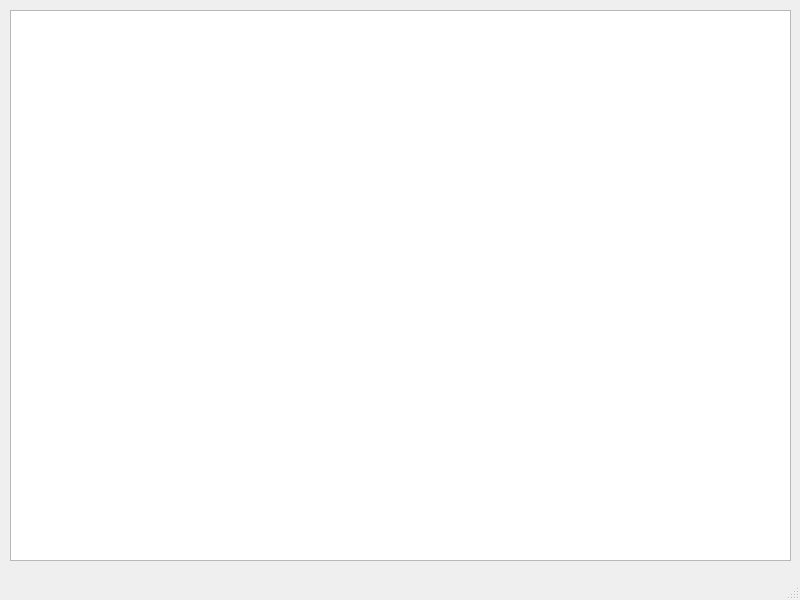
Old version of the form Bomberman/gamescreen.ui in the repository slmblck/bomberman.
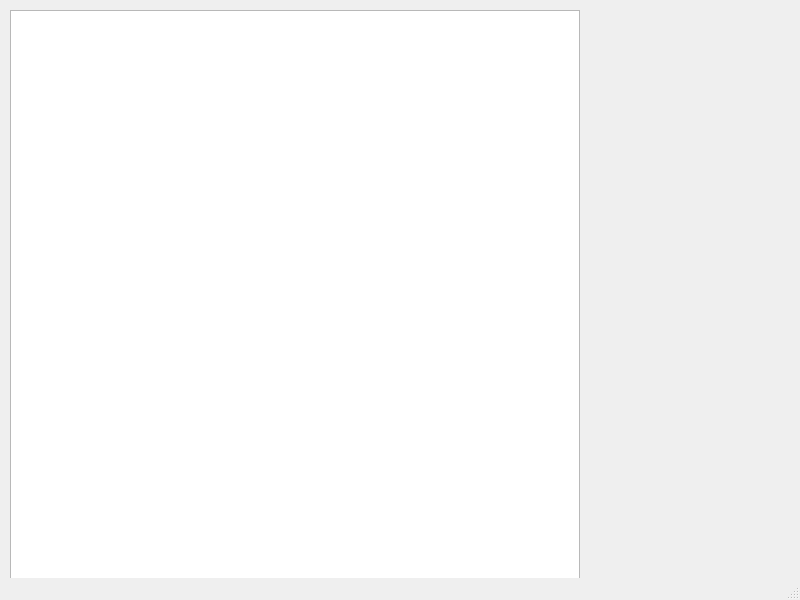
New version of the form.

```diff
--- a/Bomberman/gamescreen.ui
+++ b/Bomberman/gamescreen.ui
@@ -19,10 +19,16 @@
      <rect>
       <x>10</x>
       <y>10</y>
-      <width>781</width>
-      <height>551</height>
+      <width>570</width>
+      <height>570</height>
      </rect>
     </property>
+    <property name="verticalScrollBarPolicy">
+     <enum>Qt::ScrollBarAlwaysOff</enum>
+    </property>
+    <property name="horizontalScrollBarPolicy">
+     <enum>Qt::ScrollBarAlwaysOff</enum>
+    </property>
    </widget>
   </widget>
   <widget class="QMenuBar" name="menubar">
```
